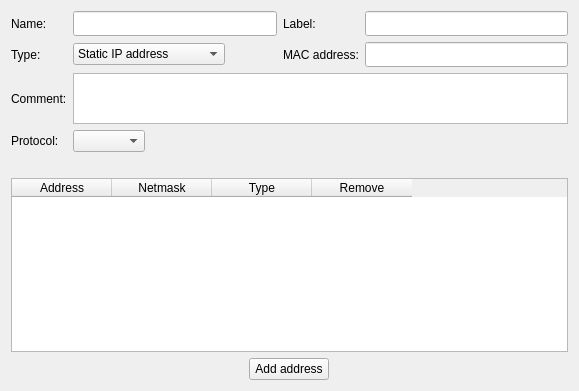
Before: the Qt Designer form src/gui/InterfaceEditorWidget.ui in fwbuilder/fwbuilder, drawn with Qt 5.
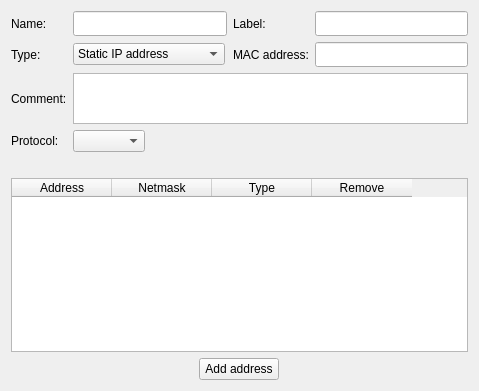
After: the same form once the commit is applied.

Diff of the .ui file:
```diff
--- a/src/gui/InterfaceEditorWidget.ui
+++ b/src/gui/InterfaceEditorWidget.ui
@@ -6,7 +6,7 @@
    <rect>
     <x>0</x>
     <y>0</y>
-    <width>579</width>
+    <width>479</width>
     <height>391</height>
    </rect>
   </property>
```
